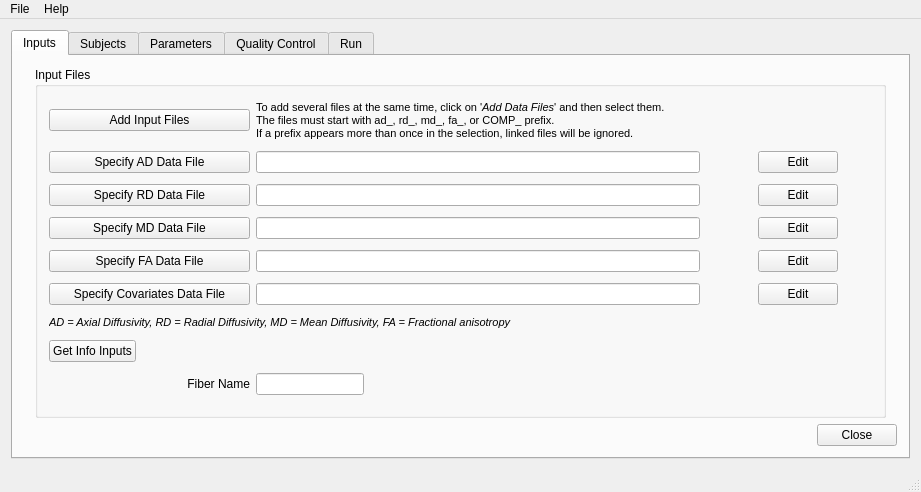
Before: the Qt Designer form FADTTSWindow.ui in jeantm/FADTTS, drawn with Qt 5.
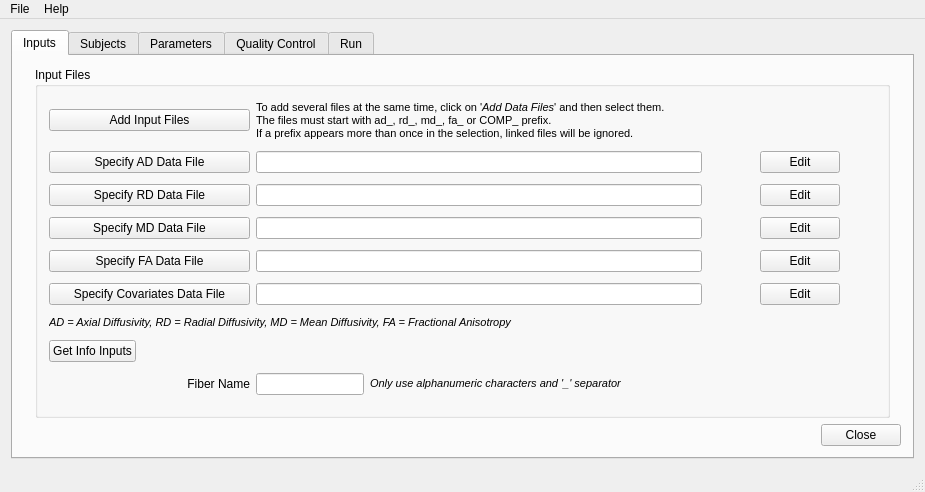
After: the same form once the commit is applied.

Commit message:
Project FADTTS
6th commit
	General
		- file extensions modified from .cpp to .cxx
	Testing
		- tests added for each class. Tests for FADTTSWindow are still to be completed

Diff of the .ui file:
```diff
--- a/FADTTSWindow.ui
+++ b/FADTTSWindow.ui
@@ -9,7 +9,7 @@
    <rect>
     <x>0</x>
     <y>0</y>
-    <width>921</width>
+    <width>925</width>
     <height>492</height>
    </rect>
   </property>
@@ -120,8 +120,8 @@
               <property name="verticalSpacing">
                <number>6</number>
               </property>
-              <item row="4" column="6">
-               <widget class="QPushButton" name="inputsTab_editInputMDfile_pushButton">
+              <item row="7" column="7" colspan="2">
+               <widget class="QPushButton" name="inputsTab_editInputCOMPfile_pushButton">
                 <property name="sizePolicy">
                  <sizepolicy hsizetype="Fixed" vsizetype="Fixed">
                   <horstretch>0</horstretch>
@@ -133,107 +133,19 @@
                 </property>
                </widget>
               </item>
-              <item row="5" column="1" colspan="3">
-               <widget class="QLineEdit" name="para_inputsTab_inputFAfile_lineEdit"/>
-              </item>
-              <item row="4" column="4">
-               <widget class="QLabel" name="inputsTab_iconInputMDFile_label">
+              <item row="1" column="7" colspan="2">
+               <widget class="QPushButton" name="inputsTab_editInputADfile_pushButton">
                 <property name="sizePolicy">
-                 <sizepolicy hsizetype="Fixed" vsizetype="Preferred">
-                  <horstretch>0</horstretch>
-                  <verstretch>0</verstretch>
-                 </sizepolicy>
-                </property>
-                <property name="minimumSize">
-                 <size>
-                  <width>20</width>
-                  <height>0</height>
-                 </size>
-                </property>
-                <property name="text">
-                 <string/>
-                </property>
-               </widget>
-              </item>
-              <item row="4" column="0">
-               <widget class="QPushButton" name="inputsTab_inputMDfile_pushButton">
-                <property name="sizePolicy">
                  <sizepolicy hsizetype="Fixed" vsizetype="Fixed">
                   <horstretch>0</horstretch>
                   <verstretch>0</verstretch>
                  </sizepolicy>
                 </property>
-                <property name="minimumSize">
-                 <size>
-                  <width>201</width>
-                  <height>0</height>
-                 </size>
-                </property>
                 <property name="text">
-                 <string>Specify MD Data File</string>
+                 <string>Edit</string>
                 </property>
                </widget>
               </item>
-              <item row="3" column="0">
-               <widget class="QPushButton" name="inputsTab_inputRDfile_pushButton">
-                <property name="sizePolicy">
-                 <sizepolicy hsizetype="Fixed" vsizetype="Fixed">
-                  <horstretch>0</horstretch>
-                  <verstretch>0</verstretch>
-                 </sizepolicy>
-                </property>
-                <property name="minimumSize">
-                 <size>
-                  <width>201</width>
-                  <height>0</height>
-                 </size>
-                </property>
-                <property name="text">
-                 <string>Specify RD Data File</string>
-                </property>
-               </widget>
-              </item>
-              <item row="5" column="4">
-               <widget class="QLabel" name="inputsTab_iconInputFAFile_label">
-                <property name="sizePolicy">
-                 <sizepolicy hsizetype="Fixed" vsizetype="Preferred">
-                  <horstretch>0</horstretch>
-                  <verstretch>0</verstretch>
-                 </sizepolicy>
-                </property>
-                <property name="minimumSize">
-                 <size>
-                  <width>20</width>
-                  <height>0</height>
-                 </size>
-                </property>
-                <property name="text">
-                 <string/>
-                </property>
-               </widget>
-              </item>
-              <item row="1" column="0">
-               <widget class="QPushButton" name="inputsTab_inputADfile_pushButton">
-                <property name="sizePolicy">
-                 <sizepolicy hsizetype="Fixed" vsizetype="Fixed">
-                  <horstretch>0</horstretch>
-                  <verstretch>0</verstretch>
-                 </sizepolicy>
-                </property>
-                <property name="minimumSize">
-                 <size>
-                  <width>201</width>
-                  <height>0</height>
-                 </size>
-                </property>
-                <property name="text">
-                 <string>Specify AD Data File</string>
-                </property>
-               </widget>
-              </item>
-              <item row="4" column="1" colspan="3">
-               <widget class="QLineEdit" name="para_inputsTab_inputMDfile_lineEdit"/>
-              </item>
               <item row="10" column="0" colspan="2">
                <widget class="QPushButton" name="inputsTab_inputInfo_pushButton">
                 <property name="sizePolicy">
@@ -247,9 +159,22 @@
                 </property>
                </widget>
               </item>
-              <item row="7" column="4">
-               <widget class="QLabel" name="inputsTab_iconInputCOMPFile_label">
+              <item row="5" column="7">
+               <widget class="QPushButton" name="inputsTab_editInputFAfile_pushButton">
                 <property name="sizePolicy">
+                 <sizepolicy hsizetype="Fixed" vsizetype="Fixed">
+                  <horstretch>0</horstretch>
+                  <verstretch>0</verstretch>
+                 </sizepolicy>
+                </property>
+                <property name="text">
+                 <string>Edit</string>
+                </property>
+               </widget>
+              </item>
+              <item row="5" column="5">
+               <widget class="QLabel" name="inputsTab_iconInputFAFile_label">
+                <property name="sizePolicy">
                  <sizepolicy hsizetype="Fixed" vsizetype="Preferred">
                   <horstretch>0</horstretch>
                   <verstretch>0</verstretch>
@@ -266,6 +191,74 @@
                 </property>
                </widget>
               </item>
+              <item row="4" column="7">
+               <widget class="QPushButton" name="inputsTab_editInputMDfile_pushButton">
+                <property name="sizePolicy">
+                 <sizepolicy hsizetype="Fixed" vsizetype="Fixed">
+                  <horstretch>0</horstretch>
+                  <verstretch>0</verstretch>
+                 </sizepolicy>
+                </property>
+                <property name="text">
+                 <string>Edit</string>
+                </property>
+               </widget>
+              </item>
+              <item row="7" column="1" colspan="4">
+               <widget class="QLineEdit" name="para_inputsTab_inputCOMPfile_lineEdit">
+                <property name="text">
+                 <string/>
+                </property>
+               </widget>
+              </item>
+              <item row="3" column="1" colspan="4">
+               <widget class="QLineEdit" name="para_inputsTab_inputRDfile_lineEdit"/>
+              </item>
+              <item row="9" column="0" colspan="4">
+               <widget class="QLabel" name="inputsTab_prefixMeaning_label">
+                <property name="sizePolicy">
+                 <sizepolicy hsizetype="Preferred" vsizetype="Fixed">
+                  <horstretch>0</horstretch>
+                  <verstretch>0</verstretch>
+                 </sizepolicy>
+                </property>
+                <property name="text">
+                 <string>&lt;html&gt;&lt;head/&gt;&lt;body&gt;&lt;p&gt;&lt;span style=&quot; font-size:8pt; font-style:italic;&quot;&gt;AD = Axial Diffusivity, RD = Radial Diffusivity, MD = Mean Diffusivity, FA = Fractional Anisotropy&lt;/span&gt;&lt;/p&gt;&lt;/body&gt;&lt;/html&gt;</string>
+                </property>
+               </widget>
+              </item>
+              <item row="4" column="1" colspan="4">
+               <widget class="QLineEdit" name="para_inputsTab_inputMDfile_lineEdit"/>
+              </item>
+              <item row="4" column="5">
+               <widget class="QLabel" name="inputsTab_iconInputMDFile_label">
+                <property name="sizePolicy">
+                 <sizepolicy hsizetype="Fixed" vsizetype="Preferred">
+                  <horstretch>0</horstretch>
+                  <verstretch>0</verstretch>
+                 </sizepolicy>
+                </property>
+                <property name="minimumSize">
+                 <size>
+                  <width>20</width>
+                  <height>0</height>
+                 </size>
+                </property>
+                <property name="text">
+                 <string/>
+                </property>
+               </widget>
+              </item>
+              <item row="11" column="1">
+               <widget class="QLineEdit" name="para_inputsTab_fiberName_lineEdit">
+                <property name="sizePolicy">
+                 <sizepolicy hsizetype="Fixed" vsizetype="Fixed">
+                  <horstretch>0</horstretch>
+                  <verstretch>0</verstretch>
+                 </sizepolicy>
+                </property>
+               </widget>
+              </item>
               <item row="7" column="0">
                <widget class="QPushButton" name="inputsTab_inputCOMPfile_pushButton">
                 <property name="sizePolicy">
@@ -291,26 +284,7 @@
                 </property>
                </widget>
               </item>
-              <item row="1" column="4">
-               <widget class="QLabel" name="inputsTab_iconInputADFile_label">
-                <property name="sizePolicy">
-                 <sizepolicy hsizetype="Fixed" vsizetype="Preferred">
-                  <horstretch>0</horstretch>
-                  <verstretch>0</verstretch>
-                 </sizepolicy>
-                </property>
-                <property name="minimumSize">
-                 <size>
-                  <width>20</width>
-                  <height>0</height>
-                 </size>
-                </property>
-                <property name="text">
-                 <string/>
-                </property>
-               </widget>
-              </item>
-              <item row="7" column="5">
+              <item row="7" column="6">
                <widget class="QLabel" name="inputsTab_subjectColumnID_label">
                 <property name="sizePolicy">
                  <sizepolicy hsizetype="Fixed" vsizetype="Fixed">
@@ -329,123 +303,7 @@
                 </property>
                </widget>
               </item>
-              <item row="5" column="0">
-               <widget class="QPushButton" name="inputsTab_inputFAfile_pushButton">
-                <property name="sizePolicy">
-                 <sizepolicy hsizetype="Fixed" vsizetype="Fixed">
-                  <horstretch>0</horstretch>
-                  <verstretch>0</verstretch>
-                 </sizepolicy>
-                </property>
-                <property name="minimumSize">
-                 <size>
-                  <width>201</width>
-                  <height>0</height>
-                 </size>
-                </property>
-                <property name="text">
-                 <string>Specify FA Data File</string>
-                </property>
-               </widget>
-              </item>
-              <item row="3" column="6">
-               <widget class="QPushButton" name="inputsTab_editInputRDfile_pushButton">
-                <property name="sizePolicy">
-                 <sizepolicy hsizetype="Fixed" vsizetype="Fixed">
-                  <horstretch>0</horstretch>
-                  <verstretch>0</verstretch>
-                 </sizepolicy>
-                </property>
-                <property name="text">
-                 <string>Edit</string>
-                </property>
-               </widget>
-              </item>
-              <item row="7" column="6" colspan="2">
-               <widget class="QPushButton" name="inputsTab_editInputCOMPfile_pushButton">
-                <property name="sizePolicy">
-                 <sizepolicy hsizetype="Fixed" vsizetype="Fixed">
-                  <horstretch>0</horstretch>
-                  <verstretch>0</verstretch>
-                 </sizepolicy>
-                </property>
-                <property name="text">
-                 <string>Edit</string>
-                </property>
-               </widget>
-              </item>
-              <item row="7" column="1" colspan="3">
-               <widget class="QLineEdit" name="para_inputsTab_inputCOMPfile_lineEdit">
-                <property name="text">
-                 <string/>
-                </property>
-               </widget>
-              </item>
-              <item row="5" column="6">
-               <widget class="QPushButton" name="inputsTab_editInputFAfile_pushButton">
-                <property name="sizePolicy">
-                 <sizepolicy hsizetype="Fixed" vsizetype="Fixed">
-                  <horstretch>0</horstretch>
-                  <verstretch>0</verstretch>
-                 </sizepolicy>
-                </property>
-                <property name="text">
-                 <string>Edit</string>
-                </property>
-               </widget>
-              </item>
-              <item row="0" column="0">
-               <widget class="QPushButton" name="inputsTab_inputAddInputFiles_pushButton">
-                <property name="sizePolicy">
-                 <sizepolicy hsizetype="Fixed" vsizetype="Fixed">
-                  <horstretch>0</horstretch>
-                  <verstretch>0</verstretch>
-                 </sizepolicy>
-                </property>
-                <property name="minimumSize">
-                 <size>
-                  <width>201</width>
-                  <height>0</height>
-                 </size>
-                </property>
-                <property name="text">
-                 <string>Add Input Files</string>
-                </property>
-               </widget>
-              </item>
-              <item row="3" column="1" colspan="3">
-               <widget class="QLineEdit" name="para_inputsTab_inputRDfile_lineEdit"/>
-              </item>
-              <item row="1" column="1" colspan="3">
-               <widget class="QLineEdit" name="para_inputsTab_inputADfile_lineEdit"/>
-              </item>
-              <item row="9" column="0" colspan="3">
-               <widget class="QLabel" name="inputsTab_prefixMeaning_label">
-                <property name="sizePolicy">
-                 <sizepolicy hsizetype="Preferred" vsizetype="Fixed">
-                  <horstretch>0</horstretch>
-                  <verstretch>0</verstretch>
-                 </sizepolicy>
-                </property>
-                <property name="text">
-                 <string>&lt;html&gt;&lt;head/&gt;&lt;body&gt;&lt;p&gt;&lt;span style=&quot; font-size:8pt; font-style:italic;&quot;&gt;AD = Axial Diffusivity, RD = Radial Diffusivity, MD = Mean Diffusivity, FA = Fractional anisotropy&lt;/span&gt;&lt;/p&gt;&lt;/body&gt;&lt;/html&gt;</string>
-                </property>
-               </widget>
-              </item>
-              <item row="0" column="1" colspan="2">
-               <widget class="QLabel" name="inputsTab_addInputFilesInfo_label">
-                <property name="sizePolicy">
-                 <sizepolicy hsizetype="Preferred" vsizetype="Fixed">
-                  <horstretch>0</horstretch>
-                  <verstretch>0</verstretch>
-                 </sizepolicy>
-                </property>
-                <property name="text">
-                 <string>&lt;html&gt;&lt;head/&gt;&lt;body&gt;&lt;p&gt;&lt;span style=&quot; font-size:8pt;&quot;&gt;To add several files at the same time, click on '&lt;/span&gt;&lt;span style=&quot; font-size:8pt; font-style:italic;&quot;&gt;Add Data Files&lt;/span&gt;&lt;span style=&quot; font-size:8pt;&quot;&gt;' and then select them.&lt;br&gt;The files must start with ad_, rd_, md_, fa_, or COMP_ prefix.&lt;br/&gt;If a prefix appears more than once in the selection, linked files will be ignored.&lt;/span&gt;&lt;/p&gt;&lt;/body&gt;&lt;/html&gt;</string>
-                </property>
-               </widget>
-              </item>
-              <item row="3" column="4">
+              <item row="3" column="5">
                <widget class="QLabel" name="inputsTab_iconInputRDFile_label">
                 <property name="sizePolicy">
                  <sizepolicy hsizetype="Fixed" vsizetype="Preferred">
@@ -464,6 +322,25 @@
                 </property>
                </widget>
               </item>
+              <item row="7" column="5">
+               <widget class="QLabel" name="inputsTab_iconInputCOMPFile_label">
+                <property name="sizePolicy">
+                 <sizepolicy hsizetype="Fixed" vsizetype="Preferred">
+                  <horstretch>0</horstretch>
+                  <verstretch>0</verstretch>
+                 </sizepolicy>
+                </property>
+                <property name="minimumSize">
+                 <size>
+                  <width>20</width>
+                  <height>0</height>
+                 </size>
+                </property>
+                <property name="text">
+                 <string/>
+                </property>
+               </widget>
+              </item>
               <item row="11" column="0">
                <widget class="QLabel" name="label">
                 <property name="sizePolicy">
@@ -477,18 +354,87 @@
                 </property>
                </widget>
               </item>
-              <item row="11" column="1">
-               <widget class="QLineEdit" name="para_inputsTab_fiberName_lineEdit">
+              <item row="1" column="0">
+               <widget class="QPushButton" name="inputsTab_inputADfile_pushButton">
                 <property name="sizePolicy">
                  <sizepolicy hsizetype="Fixed" vsizetype="Fixed">
                   <horstretch>0</horstretch>
                   <verstretch>0</verstretch>
                  </sizepolicy>
                 </property>
+                <property name="minimumSize">
+                 <size>
+                  <width>201</width>
+                  <height>0</height>
+                 </size>
+                </property>
+                <property name="text">
+                 <string>Specify AD Data File</string>
+                </property>
                </widget>
               </item>
-              <item row="1" column="6" colspan="2">
-               <widget class="QPushButton" name="inputsTab_editInputADfile_pushButton">
+              <item row="0" column="0">
+               <widget class="QPushButton" name="inputsTab_inputAddInputFiles_pushButton">
+                <property name="sizePolicy">
+                 <sizepolicy hsizetype="Fixed" vsizetype="Fixed">
+                  <horstretch>0</horstretch>
+                  <verstretch>0</verstretch>
+                 </sizepolicy>
+                </property>
+                <property name="minimumSize">
+                 <size>
+                  <width>201</width>
+                  <height>0</height>
+                 </size>
+                </property>
+                <property name="text">
+                 <string>Add Input Files</string>
+                </property>
+               </widget>
+              </item>
+              <item row="4" column="0">
+               <widget class="QPushButton" name="inputsTab_inputMDfile_pushButton">
+                <property name="sizePolicy">
+                 <sizepolicy hsizetype="Fixed" vsizetype="Fixed">
+                  <horstretch>0</horstretch>
+                  <verstretch>0</verstretch>
+                 </sizepolicy>
+                </property>
+                <property name="minimumSize">
+                 <size>
+                  <width>201</width>
+                  <height>0</height>
+                 </size>
+                </property>
+                <property name="text">
+                 <string>Specify MD Data File</string>
+                </property>
+               </widget>
+              </item>
+              <item row="1" column="5">
+               <widget class="QLabel" name="inputsTab_iconInputADFile_label">
+                <property name="sizePolicy">
+                 <sizepolicy hsizetype="Fixed" vsizetype="Preferred">
+                  <horstretch>0</horstretch>
+                  <verstretch>0</verstretch>
+                 </sizepolicy>
+                </property>
+                <property name="minimumSize">
+                 <size>
+                  <width>20</width>
+                  <height>0</height>
+                 </size>
+                </property>
+                <property name="text">
+                 <string/>
+                </property>
+               </widget>
+              </item>
+              <item row="1" column="1" colspan="4">
+               <widget class="QLineEdit" name="para_inputsTab_inputADfile_lineEdit"/>
+              </item>
+              <item row="3" column="7">
+               <widget class="QPushButton" name="inputsTab_editInputRDfile_pushButton">
                 <property name="sizePolicy">
                  <sizepolicy hsizetype="Fixed" vsizetype="Fixed">
                   <horstretch>0</horstretch>
@@ -500,6 +446,67 @@
                 </property>
                </widget>
               </item>
+              <item row="5" column="0">
+               <widget class="QPushButton" name="inputsTab_inputFAfile_pushButton">
+                <property name="sizePolicy">
+                 <sizepolicy hsizetype="Fixed" vsizetype="Fixed">
+                  <horstretch>0</horstretch>
+                  <verstretch>0</verstretch>
+                 </sizepolicy>
+                </property>
+                <property name="minimumSize">
+                 <size>
+                  <width>201</width>
+                  <height>0</height>
+                 </size>
+                </property>
+                <property name="text">
+                 <string>Specify FA Data File</string>
+                </property>
+               </widget>
+              </item>
+              <item row="5" column="1" colspan="4">
+               <widget class="QLineEdit" name="para_inputsTab_inputFAfile_lineEdit"/>
+              </item>
+              <item row="0" column="1" colspan="3">
+               <widget class="QLabel" name="inputsTab_addInputFilesInfo_label">
+                <property name="sizePolicy">
+                 <sizepolicy hsizetype="Preferred" vsizetype="Fixed">
+                  <horstretch>0</horstretch>
+                  <verstretch>0</verstretch>
+                 </sizepolicy>
+                </property>
+                <property name="text">
+                 <string>&lt;html&gt;&lt;head/&gt;&lt;body&gt;&lt;p&gt;&lt;span style=&quot; font-size:8pt;&quot;&gt;To add several files at the same time, click on '&lt;/span&gt;&lt;span style=&quot; font-size:8pt; font-style:italic;&quot;&gt;Add Data Files&lt;/span&gt;&lt;span style=&quot; font-size:8pt;&quot;&gt;' and then select them.&lt;br&gt;The files must start with ad_, rd_, md_, fa_ or COMP_ prefix.&lt;br/&gt;If a prefix appears more than once in the selection, linked files will be ignored.&lt;/span&gt;&lt;/p&gt;&lt;/body&gt;&lt;/html&gt;</string>
+                </property>
+               </widget>
+              </item>
+              <item row="3" column="0">
+               <widget class="QPushButton" name="inputsTab_inputRDfile_pushButton">
+                <property name="sizePolicy">
+                 <sizepolicy hsizetype="Fixed" vsizetype="Fixed">
+                  <horstretch>0</horstretch>
+                  <verstretch>0</verstretch>
+                 </sizepolicy>
+                </property>
+                <property name="minimumSize">
+                 <size>
+                  <width>201</width>
+                  <height>0</height>
+                 </size>
+                </property>
+                <property name="text">
+                 <string>Specify RD Data File</string>
+                </property>
+               </widget>
+              </item>
+              <item row="11" column="2" colspan="2">
+               <widget class="QLabel" name="label_2">
+                <property name="text">
+                 <string>&lt;html&gt;&lt;head/&gt;&lt;body&gt;&lt;p&gt;&lt;span style=&quot; font-size:8pt; font-style:italic;&quot;&gt;Only use alphanumeric characters and '_' separator&lt;/span&gt;&lt;/p&gt;&lt;/body&gt;&lt;/html&gt;</string>
+                </property>
+               </widget>
+              </item>
              </layout>
             </widget>
            </item>
@@ -878,7 +885,7 @@
                  </sizepolicy>
                 </property>
                 <property name="text">
-                 <string>&lt;html&gt;&lt;span style=&quot; font-size:8pt;&quot;&gt;Warning: If the subject list is either unspecified&lt;br/&gt;or invalid, one will be generated from selected&lt;br/&gt;data files.&lt;/span&gt;&lt;/html&gt;</string>
+                 <string>&lt;html&gt;&lt;span style=&quot; font-size:8pt;&quot;&gt;WARNING: If the subject list is either unspecified&lt;br/&gt;or invalid, one will be automatically generated&lt;br/&gt;from selected data files.&lt;/span&gt;&lt;/html&gt;</string>
                 </property>
                 <property name="scaledContents">
                  <bool>false</bool>
@@ -982,21 +989,8 @@
              <property name="title">
               <string>Number of Permutations</string>
              </property>
-             <layout class="QHBoxLayout" name="horizontalLayout">
-              <item>
-               <widget class="QLabel" name="parametersTab_permutations_label">
-                <property name="sizePolicy">
-                 <sizepolicy hsizetype="Fixed" vsizetype="Fixed">
-                  <horstretch>0</horstretch>
-                  <verstretch>0</verstretch>
-                 </sizepolicy>
-                </property>
-                <property name="text">
-                 <string>Set number of Permutations</string>
-                </property>
-               </widget>
-              </item>
-              <item>
+             <layout class="QGridLayout" name="gridLayout_11">
+              <item row="0" column="1">
                <widget class="QSpinBox" name="para_parametersTab_nbrPermutations_spinBox">
                 <property name="sizePolicy">
                  <sizepolicy hsizetype="Fixed" vsizetype="Fixed">
@@ -1012,6 +1006,26 @@
                 </property>
                </widget>
               </item>
+              <item row="0" column="0">
+               <widget class="QLabel" name="parametersTab_permutations_label">
+                <property name="sizePolicy">
+                 <sizepolicy hsizetype="Fixed" vsizetype="Fixed">
+                  <horstretch>0</horstretch>
+                  <verstretch>0</verstretch>
+                 </sizepolicy>
+                </property>
+                <property name="text">
+                 <string>Set number of Permutations</string>
+                </property>
+               </widget>
+              </item>
+              <item row="1" column="0" colspan="2">
+               <widget class="QLabel" name="label_3">
+                <property name="text">
+                 <string>&lt;html&gt;&lt;head/&gt;&lt;body&gt;&lt;p&gt;&lt;span style=&quot; font-size:8pt; font-style:italic;&quot;&gt;Set to 100 when testing, 1000 otherwise.&lt;/span&gt;&lt;/p&gt;&lt;/body&gt;&lt;/html&gt;</string>
+                </property>
+               </widget>
+              </item>
              </layout>
             </widget>
            </item>
@@ -1296,7 +1310,17 @@
                </widget>
               </item>
               <item>
-               <widget class="QLineEdit" name="soft_runTab_matlab_lineEdit"/>
+               <widget class="QLineEdit" name="soft_runTab_matlab_lineEdit">
+                <property name="enabled">
+                 <bool>true</bool>
+                </property>
+                <property name="acceptDrops">
+                 <bool>true</bool>
+                </property>
+                <property name="frame">
+                 <bool>true</bool>
+                </property>
+               </widget>
               </item>
               <item>
                <widget class="QLabel" name="runTab_iconMatlab_label">
@@ -1338,7 +1362,7 @@
     <rect>
      <x>0</x>
      <y>0</y>
-     <width>921</width>
+     <width>925</width>
      <height>25</height>
     </rect>
    </property>
```
The commit also changes 58 other files.
